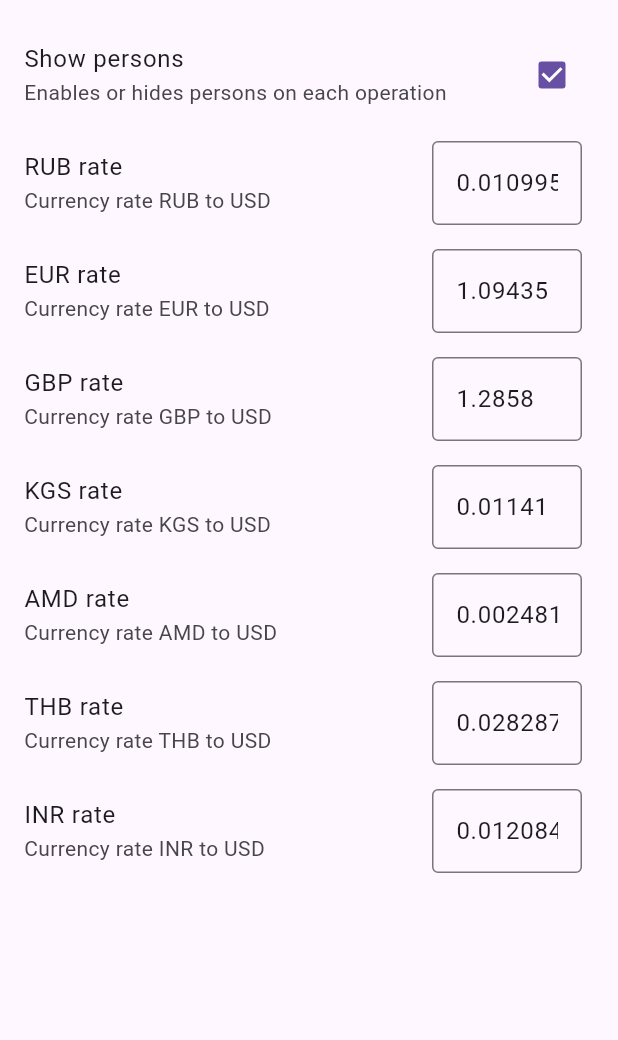
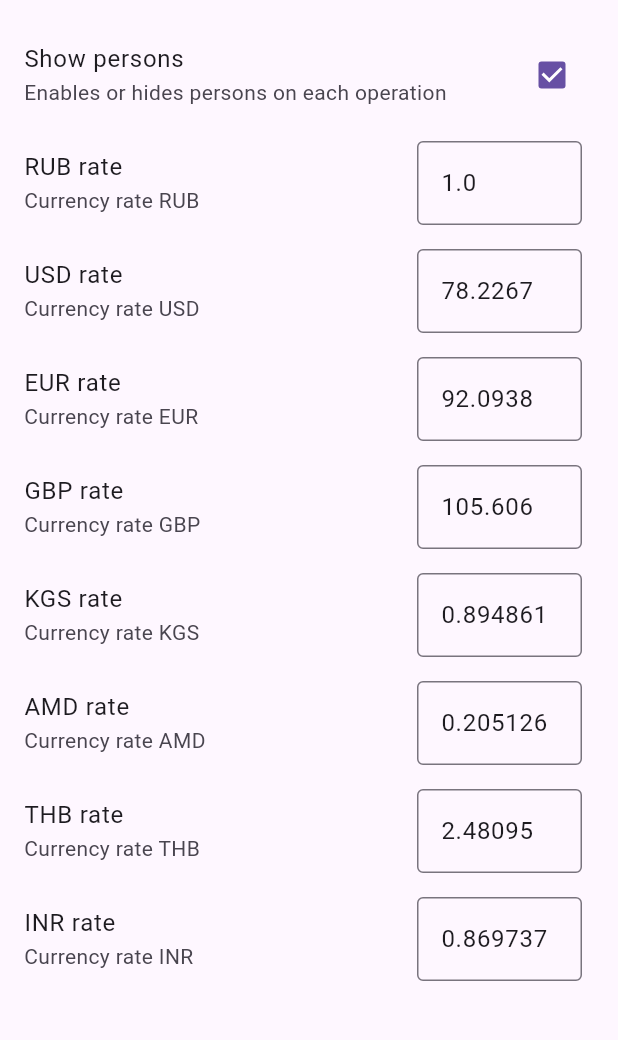
Before and after one commit to mitrakov/guap, a Flutter app: the SettingsWidget screen opened by its route, on a phone screen of 412 x 824 dp, the part 63-1103 px from its top. Run offline on Flutter 3.47's test engine with Material 3 defaults, Android fonts, the phone set to English and light mode, and no system bars; our stand-ins replace flutter_redux, flutter_slidable, flutter_typeahead, redux, redux_thunk, rflutter_alert and 2 more; missing offline and left inert: flutter_rounded_date_picker, flutter_treeview2, optional; accounts and stored records are empty.

Commit message:
Make RUB main currency. No build, no release

```diff
--- a/guap-mobile/lib/settings/settings.dart
+++ b/guap-mobile/lib/settings/settings.dart
@@ -10,38 +10,39 @@ class Settings {
   }
 
   static bool showPersons() {
-    _check();
+    _check(); // TODO remove check, use singleton pattern
     return (_storage!.containsKey(_showPersonsKey) ? _storage!.getBool(_showPersonsKey) : true) ?? true; // TODO update for null-safety
   }
 
   static void setShowPersons(bool value) {
-    _check();
+    _check(); // TODO remove check, use singleton pattern
     _storage!.setBool(_showPersonsKey, value);
   }
 
   static double getCurrencyRate(String currency) {
-    _check();
+    _check(); // TODO remove check, use singleton pattern
     if (_storage!.containsKey("$_currencyRatesKey$currency"))
       return _storage!.getDouble("$_currencyRatesKey$currency") ?? 1;
-    switch (currency) {          // data by Forbes 2024-03-10
-      case "RUB": return 0.010995;
-      case "USD": return 1;
-      case "EUR": return 1.09435;
-      case "GBP": return 1.2858;
-      case "KGS": return 0.01141;
-      case "AMD": return 0.002481;
-      case "THB": return 0.028287;
-      case "INR": return 0.012084;
+    switch (currency) {          // data by cbr.ru 2026-01-01
+      case "RUB": return 1;
+      case "USD": return 78.2267;
+      case "EUR": return 92.0938;
+      case "GBP": return 105.6060;
+      case "KGS": return 0.894861;
+      case "AMD": return 0.205126;
+      case "THB": return 2.48095;
+      case "INR": return 0.869737;
       default:    return 1;      // default no-op multiplicator
     }
   }
 
   static void setCurrencyRate(String currency, double value) {
-    _check();
+    _check(); // TODO remove check, use singleton pattern
     _storage!.setDouble("$_currencyRatesKey$currency", value);
   }
 
   static void _check() {
+    // TODO remove check, use singleton pattern
     if (_storage == null)
       throw Exception("Call Settings.init() in main app widget");
   }
--- a/guap-mobile/lib/settings/settingswidget.dart
+++ b/guap-mobile/lib/settings/settingswidget.dart
@@ -7,13 +7,14 @@ class SettingsWidget extends StatefulWidget { // StatefulWidget needed for setSt
 }
 
 class SettingsWidgetState extends State<SettingsWidget> {
-  final rubToUsdCtrl = TextEditingController(text: Settings.getCurrencyRate("RUB").toString());
-  final eurToUsdCtrl = TextEditingController(text: Settings.getCurrencyRate("EUR").toString());
-  final gbpToUsdCtrl = TextEditingController(text: Settings.getCurrencyRate("GBP").toString());
-  final kgsToUsdCtrl = TextEditingController(text: Settings.getCurrencyRate("KGS").toString());
-  final amdToUsdCtrl = TextEditingController(text: Settings.getCurrencyRate("AMD").toString());
-  final thbToUsdCtrl = TextEditingController(text: Settings.getCurrencyRate("THB").toString());
-  final inrToUsdCtrl = TextEditingController(text: Settings.getCurrencyRate("INR").toString());
+  final rubCtrl = TextEditingController(text: Settings.getCurrencyRate("RUB").toString());
+  final usdCtrl = TextEditingController(text: Settings.getCurrencyRate("USD").toString());
+  final eurCtrl = TextEditingController(text: Settings.getCurrencyRate("EUR").toString());
+  final gbpCtrl = TextEditingController(text: Settings.getCurrencyRate("GBP").toString());
+  final kgsCtrl = TextEditingController(text: Settings.getCurrencyRate("KGS").toString());
+  final amdCtrl = TextEditingController(text: Settings.getCurrencyRate("AMD").toString());
+  final thbCtrl = TextEditingController(text: Settings.getCurrencyRate("THB").toString());
+  final inrCtrl = TextEditingController(text: Settings.getCurrencyRate("INR").toString());
 
   @override
   Widget build(BuildContext context) {
@@ -31,38 +32,43 @@ class SettingsWidgetState extends State<SettingsWidget> {
         ),
         ListTile(
           title: const Text("RUB rate"),
-          subtitle: const Text("Currency rate RUB to USD"),
-          trailing: SizedBox(width: 100, child: TextField(controller: rubToUsdCtrl, onChanged: (s) => _setCurrency("RUB", s), decoration: const InputDecoration(border: OutlineInputBorder()))),
+          subtitle: const Text("Currency rate RUB"),
+          trailing: SizedBox(width: 110, child: TextField(controller: rubCtrl, onChanged: (s) => _setCurrency("RUB", s), decoration: const InputDecoration(border: OutlineInputBorder()))),
+        ),
+        ListTile(
+          title: const Text("USD rate"),
+          subtitle: const Text("Currency rate USD"),
+          trailing: SizedBox(width: 110, child: TextField(controller: usdCtrl, onChanged: (s) => _setCurrency("USD", s), decoration: const InputDecoration(border: OutlineInputBorder()))),
         ),
         ListTile(
           title: const Text("EUR rate"),
-          subtitle: const Text("Currency rate EUR to USD"),
-          trailing: SizedBox(width: 100, child: TextField(controller: eurToUsdCtrl, onChanged: (s) => _setCurrency("EUR", s), decoration: const InputDecoration(border: OutlineInputBorder()))),
+          subtitle: const Text("Currency rate EUR"),
+          trailing: SizedBox(width: 110, child: TextField(controller: eurCtrl, onChanged: (s) => _setCurrency("EUR", s), decoration: const InputDecoration(border: OutlineInputBorder()))),
         ),
         ListTile(
           title: const Text("GBP rate"),
-          subtitle: const Text("Currency rate GBP to USD"),
-          trailing: SizedBox(width: 100, child: TextField(controller: gbpToUsdCtrl, onChanged: (s) => _setCurrency("GBP", s), decoration: const InputDecoration(border: OutlineInputBorder()))),
+          subtitle: const Text("Currency rate GBP"),
+          trailing: SizedBox(width: 110, child: TextField(controller: gbpCtrl, onChanged: (s) => _setCurrency("GBP", s), decoration: const InputDecoration(border: OutlineInputBorder()))),
         ),
         ListTile(
           title: const Text("KGS rate"),
-          subtitle: const Text("Currency rate KGS to USD"),
-          trailing: SizedBox(width: 100, child: TextField(controller: kgsToUsdCtrl, onChanged: (s) => _setCurrency("KGS", s), decoration: const InputDecoration(border: OutlineInputBorder()))),
+          subtitle: const Text("Currency rate KGS"),
+          trailing: SizedBox(width: 110, child: TextField(controller: kgsCtrl, onChanged: (s) => _setCurrency("KGS", s), decoration: const InputDecoration(border: OutlineInputBorder()))),
         ),
         ListTile(
           title: const Text("AMD rate"),
-          subtitle: const Text("Currency rate AMD to USD"),
-          trailing: SizedBox(width: 100, child: TextField(controller: amdToUsdCtrl, onChanged: (s) => _setCurrency("AMD", s), decoration: const InputDecoration(border: OutlineInputBorder()))),
+          subtitle: const Text("Currency rate AMD"),
+          trailing: SizedBox(width: 110, child: TextField(controller: amdCtrl, onChanged: (s) => _setCurrency("AMD", s), decoration: const InputDecoration(border: OutlineInputBorder()))),
         ),
         ListTile(
           title: const Text("THB rate"),
-          subtitle: const Text("Currency rate THB to USD"),
-          trailing: SizedBox(width: 100, child: TextField(controller: thbToUsdCtrl, onChanged: (s) => _setCurrency("THB", s), decoration: const InputDecoration(border: OutlineInputBorder()))),
+          subtitle: const Text("Currency rate THB"),
+          trailing: SizedBox(width: 110, child: TextField(controller: thbCtrl, onChanged: (s) => _setCurrency("THB", s), decoration: const InputDecoration(border: OutlineInputBorder()))),
         ),
         ListTile(
           title: const Text("INR rate"),
-          subtitle: const Text("Currency rate INR to USD"),
-          trailing: SizedBox(width: 100, child: TextField(controller: inrToUsdCtrl, onChanged: (s) => _setCurrency("INR", s), decoration: const InputDecoration(border: OutlineInputBorder()))),
+          subtitle: const Text("Currency rate INR"),
+          trailing: SizedBox(width: 110, child: TextField(controller: inrCtrl, onChanged: (s) => _setCurrency("INR", s), decoration: const InputDecoration(border: OutlineInputBorder()))),
         ),
       ]
     );
```
